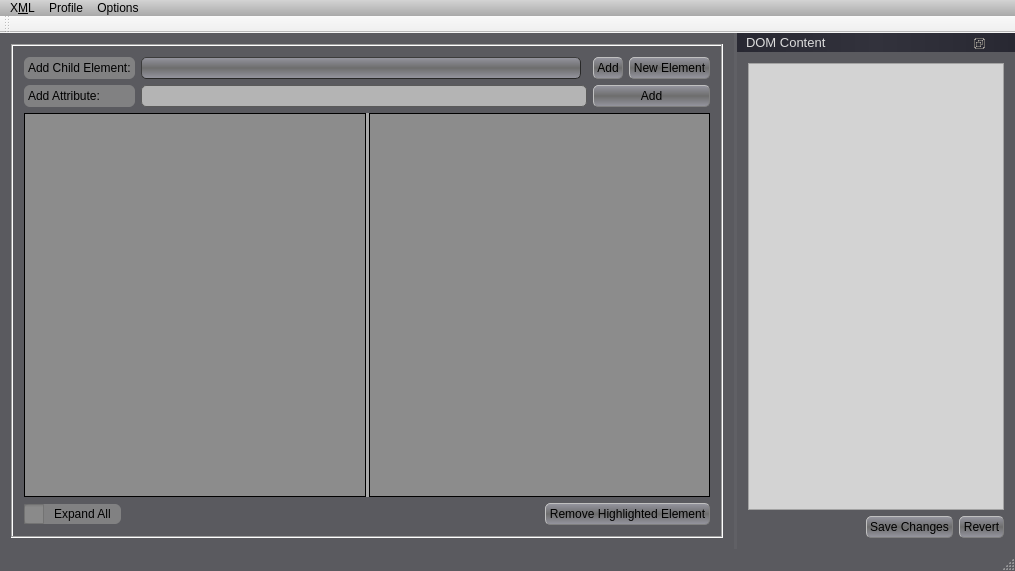
First picture: the form in GCXMLGenerator/gcmainwindow.ui, repository goblincoding/xmlmill, before the edit.
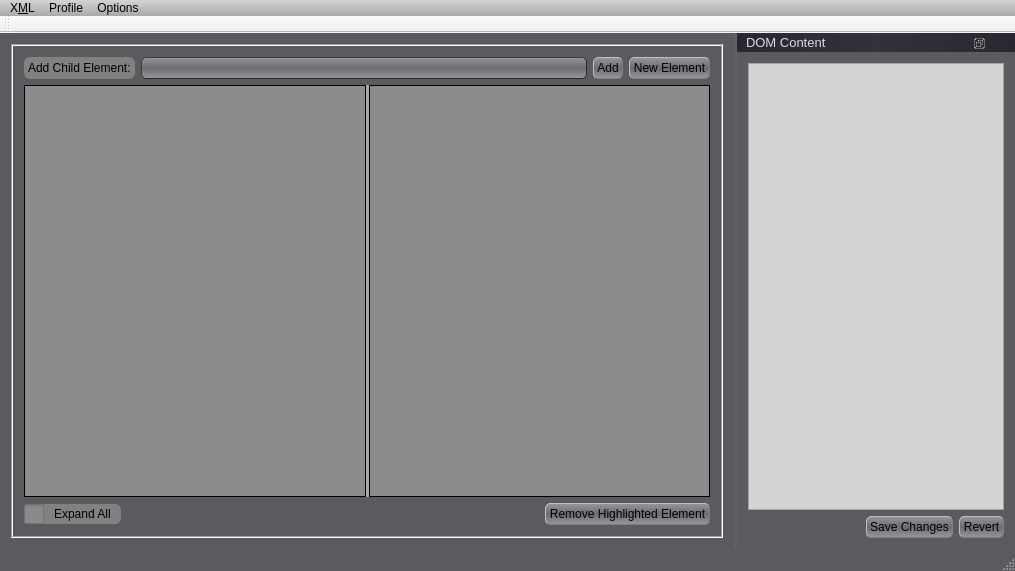
Second picture: the form after the edit. Icons and pictures are not drawn.

Commit message: Removed redundant "Add Attribute" widgets.

```diff
--- a/GCXMLGenerator/gcmainwindow.ui
+++ b/GCXMLGenerator/gcmainwindow.ui
@@ -529,40 +529,20 @@
            </property>
           </widget>
          </item>
-         <item row="0" column="3">
+         <item row="0" column="2">
           <widget class="QPushButton" name="addElementButton">
            <property name="text">
             <string>Add</string>
            </property>
           </widget>
          </item>
-         <item row="1" column="0">
-          <widget class="QLabel" name="addAttributeLabel">
-           <property name="enabled">
-            <bool>true</bool>
-           </property>
-           <property name="text">
-            <string>Add Attribute:</string>
-           </property>
-          </widget>
-         </item>
-         <item row="1" column="1" colspan="2">
-          <widget class="QLineEdit" name="addAttributeLineEdit"/>
-         </item>
-         <item row="0" column="4">
+         <item row="0" column="3">
           <widget class="QPushButton" name="addNewElementPushButton">
            <property name="text">
             <string>New Element</string>
            </property>
           </widget>
          </item>
-         <item row="1" column="3" colspan="2">
-          <widget class="QPushButton" name="addAttributeButton">
-           <property name="text">
-            <string>Add</string>
-           </property>
-          </widget>
-         </item>
         </layout>
        </item>
        <item>
```
The commit also changes 1 other file.
